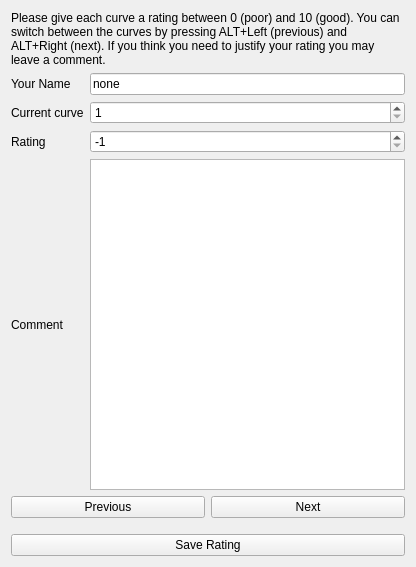
The window that pyjibe/fd/user_rating_design.ui (AFM-analysis/PyJibe) describes before a commit, drawn with Qt 5.
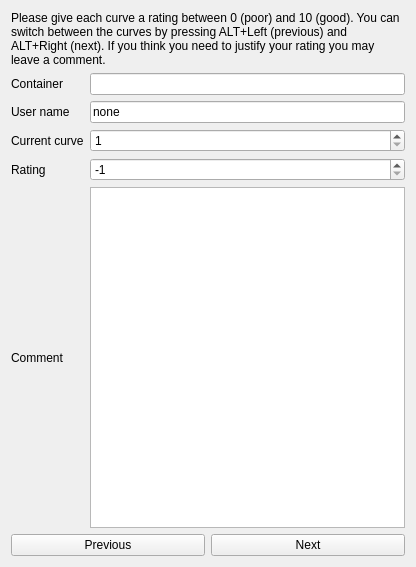
The same window after the commit.

Commit message: enh: improve user-rating experience

Patch:
```diff
--- a/pyjibe/fd/user_rating_design.ui
+++ b/pyjibe/fd/user_rating_design.ui
@@ -14,6 +14,109 @@
    <string>Curve rater</string>
   </property>
   <layout class="QGridLayout" name="gridLayout_2">
+   <item row="1" column="0">
+    <layout class="QGridLayout" name="gridLayout">
+     <item row="2" column="0">
+      <widget class="QLabel" name="label">
+       <property name="text">
+        <string>User name</string>
+       </property>
+      </widget>
+     </item>
+     <item row="4" column="0">
+      <widget class="QLabel" name="label_3">
+       <property name="text">
+        <string>Rating</string>
+       </property>
+      </widget>
+     </item>
+     <item row="2" column="1">
+      <widget class="QLineEdit" name="user_name">
+       <property name="text">
+        <string>none</string>
+       </property>
+      </widget>
+     </item>
+     <item row="3" column="0">
+      <widget class="QLabel" name="label_2">
+       <property name="text">
+        <string>Current curve</string>
+       </property>
+      </widget>
+     </item>
+     <item row="4" column="1">
+      <widget class="QSpinBox" name="sp_rating">
+       <property name="minimum">
+        <number>-1</number>
+       </property>
+       <property name="maximum">
+        <number>10</number>
+       </property>
+       <property name="value">
+        <number>-1</number>
+       </property>
+      </widget>
+     </item>
+     <item row="5" column="1">
+      <widget class="QPlainTextEdit" name="text_comment"/>
+     </item>
+     <item row="5" column="0">
+      <widget class="QLabel" name="label_4">
+       <property name="text">
+        <string>Comment</string>
+       </property>
+      </widget>
+     </item>
+     <item row="3" column="1">
+      <widget class="QSpinBox" name="curve_index">
+       <property name="minimum">
+        <number>1</number>
+       </property>
+       <property name="maximum">
+        <number>1000000</number>
+       </property>
+       <property name="value">
+        <number>1</number>
+       </property>
+      </widget>
+     </item>
+     <item row="1" column="0">
+      <widget class="QLabel" name="label_7">
+       <property name="text">
+        <string>Container</string>
+       </property>
+      </widget>
+     </item>
+     <item row="1" column="1">
+      <widget class="QLineEdit" name="container_path">
+       <property name="enabled">
+        <bool>true</bool>
+       </property>
+       <property name="focusPolicy">
+        <enum>Qt::StrongFocus</enum>
+       </property>
+       <property name="autoFillBackground">
+        <bool>false</bool>
+       </property>
+       <property name="frame">
+        <bool>true</bool>
+       </property>
+       <property name="echoMode">
+        <enum>QLineEdit::Normal</enum>
+       </property>
+       <property name="dragEnabled">
+        <bool>false</bool>
+       </property>
+       <property name="readOnly">
+        <bool>true</bool>
+       </property>
+       <property name="clearButtonEnabled">
+        <bool>false</bool>
+       </property>
+      </widget>
+     </item>
+    </layout>
+   </item>
    <item row="0" column="0">
     <widget class="QLabel" name="label_5">
      <property name="text">
@@ -24,17 +127,13 @@
      </property>
     </widget>
    </item>
-   <item row="3" column="0">
-    <widget class="QPushButton" name="btn_save">
-     <property name="text">
-      <string>Save Rating</string>
-     </property>
-    </widget>
-   </item>
    <item row="2" column="0">
     <layout class="QHBoxLayout" name="horizontalLayout">
+     <property name="spacing">
+      <number>6</number>
+     </property>
      <property name="bottomMargin">
-      <number>10</number>
+      <number>0</number>
      </property>
      <item>
       <widget class="QPushButton" name="btn_prev">
@@ -58,74 +157,6 @@
      </item>
     </layout>
    </item>
-   <item row="1" column="0">
-    <layout class="QGridLayout" name="gridLayout">
-     <item row="1" column="0">
-      <widget class="QLabel" name="label">
-       <property name="text">
-        <string>Your Name</string>
-       </property>
-      </widget>
-     </item>
-     <item row="1" column="1">
-      <widget class="QLineEdit" name="user_name">
-       <property name="text">
-        <string>none</string>
-       </property>
-      </widget>
-     </item>
-     <item row="2" column="0">
-      <widget class="QLabel" name="label_2">
-       <property name="text">
-        <string>Current curve</string>
-       </property>
-      </widget>
-     </item>
-     <item row="2" column="1">
-      <widget class="QSpinBox" name="curve_index">
-       <property name="minimum">
-        <number>1</number>
-       </property>
-       <property name="maximum">
-        <number>1000000</number>
-       </property>
-       <property name="value">
-        <number>1</number>
-       </property>
-      </widget>
-     </item>
-     <item row="3" column="0">
-      <widget class="QLabel" name="label_3">
-       <property name="text">
-        <string>Rating</string>
-       </property>
-      </widget>
-     </item>
-     <item row="3" column="1">
-      <widget class="QSpinBox" name="sp_rating">
-       <property name="minimum">
-        <number>-1</number>
-       </property>
-       <property name="maximum">
-        <number>10</number>
-       </property>
-       <property name="value">
-        <number>-1</number>
-       </property>
-      </widget>
-     </item>
-     <item row="4" column="0">
-      <widget class="QLabel" name="label_4">
-       <property name="text">
-        <string>Comment</string>
-       </property>
-      </widget>
-     </item>
-     <item row="4" column="1">
-      <widget class="QPlainTextEdit" name="text_comment"/>
-     </item>
-    </layout>
-   </item>
   </layout>
  </widget>
  <resources/>
```
The commit also changes 3 other files.
